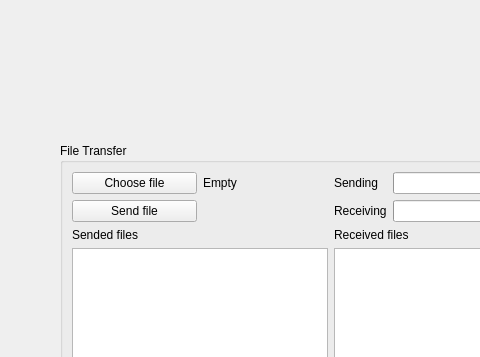
Qt form DropperClient/mainwindow.ui (movavok/QFileDropper) before a commit; both pictures show x 0 to 480 and y 0 to 357 of the 661 by 616 pixel window.
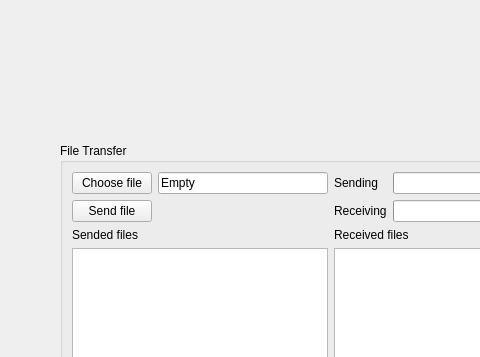
The same form after that commit. The open tabs and pages were chosen to show the change.

Commit message: Files сan be send by client

Patch:
```diff
--- a/DropperClient/mainwindow.ui
+++ b/DropperClient/mainwindow.ui
@@ -302,10 +302,13 @@
                    <item>
                     <layout class="QVBoxLayout" name="verticalLayout_8">
                      <item>
-                      <widget class="QLabel" name="l_fileName">
+                      <widget class="QLineEdit" name="le_fileName">
                        <property name="text">
                         <string>Empty</string>
                        </property>
+                       <property name="readOnly">
+                        <bool>true</bool>
+                       </property>
                       </widget>
                      </item>
                      <item>
```
The commit also changes 2 other files.
